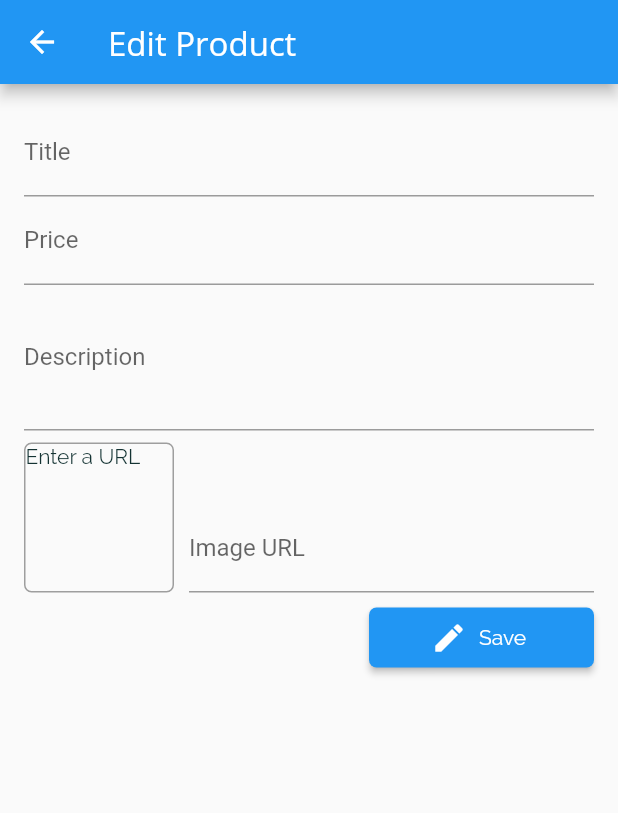
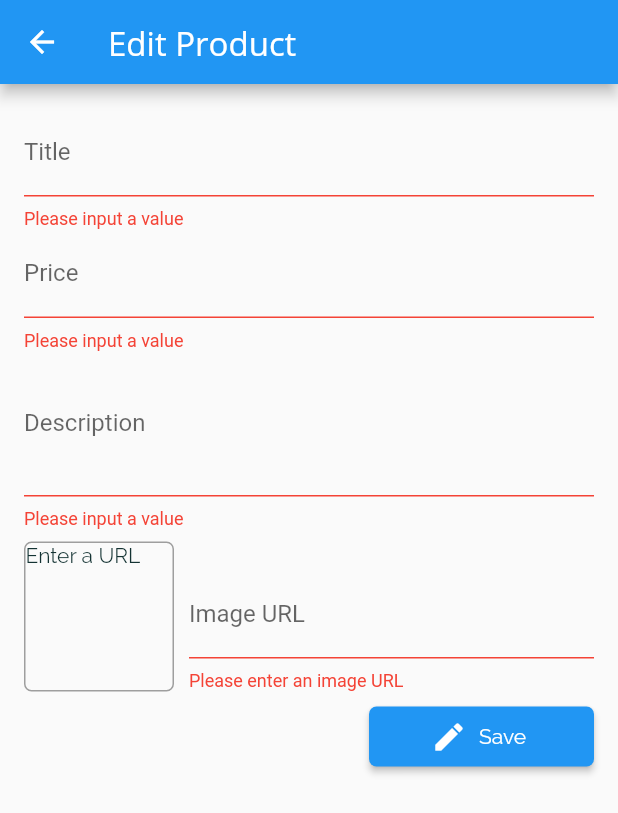
Before and after one commit to ariel041596/flutter_shop_app, a Flutter app: the EditProductScreen screen opened by its route, after a tap on "Save", on a phone screen of 412 x 824 dp. Shown: the top 813 px of the screen. Run offline on Flutter 3.47's test engine with Material 2 defaults, Android fonts, the phone set to English and light mode, and no system bars; network calls fail.

Commit message:
Added CRUD

```diff
--- a/lib/screens/edit_product_screen.dart
+++ b/lib/screens/edit_product_screen.dart
@@ -1,5 +1,7 @@
 import 'package:flutter/material.dart';
+import 'package:provider/provider.dart';
 import '../providers/product.dart';
+import '../providers/products_provider.dart';
 
 class EditProductScreen extends StatefulWidget {
   static const routeName = '/edit-product-screen';
@@ -21,6 +23,14 @@ class _EditProductScreenState extends State<EditProductScreen> {
     description: '',
     imageURL: '',
   );
+  var _initValues = {
+    'title': '',
+    'price': '',
+    'description': '',
+    'imageURL': '',
+  };
+
+  var _isInit = true;
 
   @override
   void initState() {
@@ -28,18 +38,62 @@ class _EditProductScreenState extends State<EditProductScreen> {
     super.initState();
   }
 
+  @override
+  void didChangeDependencies() {
+    if (_isInit) {
+      final productID = ModalRoute.of(context).settings.arguments as String;
+
+      if (productID != null) {
+        _editedProduct = Provider.of<ProductsProvider>(
+          context,
+          listen: false,
+        ).findByID(productID);
+
+        _initValues = {
+          'title': _editedProduct.title,
+          'price': _editedProduct.price.toString(),
+          'description': _editedProduct.description,
+          'imageURL': '',
+        };
+        _imageURLController.text = _editedProduct.imageURL;
+      }
+    }
+    _isInit = false;
+    super.didChangeDependencies();
+  }
+
   void _updateImageURL() {
     if (!_imageURLFocusNode.hasFocus) {
+      if ((!_imageURLController.text.startsWith('http') &&
+              !_imageURLController.text.startsWith('https')) ||
+          (!_imageURLController.text.endsWith('.png') &&
+              !_imageURLController.text.endsWith('.jpg') &&
+              !_imageURLController.text.endsWith('.jpeg'))) {
+        return;
+      }
       setState(() {});
     }
   }
 
   void _saveForm() {
+    final isValid = _form.currentState.validate();
+    if (!isValid) {
+      return;
+    }
     _form.currentState.save();
-    print(_editedProduct.title);
-    print(_editedProduct.price);
-    print(_editedProduct.description);
-    print(_editedProduct.imageURL);
+    if (_editedProduct.id != null) {
+      Provider.of<ProductsProvider>(
+        context,
+        listen: false,
+      ).editProduct(_editedProduct.id, _editedProduct);
+    } else {
+      Provider.of<ProductsProvider>(
+        context,
+        listen: false,
+      ).addProduct(_editedProduct);
+    }
+
+    Navigator.of(context).pop(); //back to previous screen
   }
 
   @override
@@ -66,6 +120,7 @@ class _EditProductScreenState extends State<EditProductScreen> {
             child: Column(
               children: <Widget>[
                 TextFormField(
+                  initialValue: _initValues['title'],
                   decoration: InputDecoration(
                     labelText: 'Title',
                   ),
@@ -74,15 +129,23 @@ class _EditProductScreenState extends State<EditProductScreen> {
                       FocusScope.of(context).requestFocus(_priceFocusNode),
                   onSaved: (newValue) {
                     _editedProduct = Product(
-                      id: null,
+                      id: _editedProduct.id,
                       title: newValue,
                       price: _editedProduct.price,
                       description: _editedProduct.description,
                       imageURL: _editedProduct.imageURL,
+                      isFavorite: _editedProduct.isFavorite,
                     );
+                  },
+                  validator: (value) {
+                    if (value.isEmpty) {
+                      return 'Please input a value';
+                    }
+                    return null;
                   },
                 ),
                 TextFormField(
+                  initialValue: _initValues['price'],
                   decoration: InputDecoration(
                     labelText: 'Price',
                   ),
@@ -93,15 +156,29 @@ class _EditProductScreenState extends State<EditProductScreen> {
                       .requestFocus(_descriptionFocusNode),
                   onSaved: (newValue) {
                     _editedProduct = Product(
-                      id: null,
+                      id: _editedProduct.id,
                       title: _editedProduct.title,
                       price: double.parse(newValue),
                       description: _editedProduct.description,
                       imageURL: _editedProduct.imageURL,
+                      isFavorite: _editedProduct.isFavorite,
                     );
+                  },
+                  validator: (value) {
+                    if (value.isEmpty) {
+                      return 'Please input a value';
+                    }
+                    if (double.tryParse(value) == null) {
+                      return 'Please enter a valid number';
+                    }
+                    if (double.parse(value) <= 0) {
+                      return 'Please enter a number greater than 0';
+                    }
+                    return null;
                   },
                 ),
                 TextFormField(
+                  initialValue: _initValues['description'],
                   decoration: InputDecoration(
                     labelText: 'Description',
                   ),
@@ -110,12 +187,22 @@ class _EditProductScreenState extends State<EditProductScreen> {
                   focusNode: _descriptionFocusNode,
                   onSaved: (newValue) {
                     _editedProduct = Product(
-                      id: null,
+                      id: _editedProduct.id,
                       title: _editedProduct.title,
                       price: _editedProduct.price,
                       description: newValue,
                       imageURL: _editedProduct.imageURL,
+                      isFavorite: _editedProduct.isFavorite,
                     );
+                  },
+                  validator: (value) {
+                    if (value.isEmpty) {
+                      return 'Please input a value';
+                    }
+                    if (value.length < 10) {
+                      return 'Should be atleast ten characters';
+                    }
+                    return null;
                   },
                 ),
                 Row(
@@ -163,12 +250,28 @@ class _EditProductScreenState extends State<EditProductScreen> {
                         },
                         onSaved: (newValue) {
                           _editedProduct = Product(
-                            id: null,
+                            id: _editedProduct.id,
                             title: _editedProduct.title,
                             price: _editedProduct.price,
                             description: _editedProduct.description,
                             imageURL: newValue,
+                            isFavorite: _editedProduct.isFavorite,
                           );
+                        },
+                        validator: (value) {
+                          if (value.isEmpty) {
+                            return 'Please enter an image URL';
+                          }
+                          if (!value.startsWith('http') &&
+                              !value.startsWith('https')) {
+                            return 'Please enter a valid image URL';
+                          }
+                          if (!value.endsWith('.png') &&
+                              !value.endsWith('.jpg') &&
+                              !value.endsWith('.jpeg')) {
+                            return 'Please enter a valid image';
+                          }
+                          return null;
                         },
                       ),
                     ),
--- a/lib/screens/user_product_screen.dart
+++ b/lib/screens/user_product_screen.dart
@@ -4,6 +4,7 @@ import 'package:provider/provider.dart';
 import '../providers/products_provider.dart';
 import '../widgets/user_product_item.dart';
 import '../widgets/app_drawer.dart';
+import '../screens/edit_product_screen.dart';
 
 class UserProductScreen extends StatelessWidget {
   static const routeName = '/user-product-screen';
@@ -17,7 +18,9 @@ class UserProductScreen extends StatelessWidget {
         actions: <Widget>[
           IconButton(
             icon: Icon(Icons.add),
-            onPressed: () {},
+            onPressed: () {
+              Navigator.of(context).pushNamed(EditProductScreen.routeName);
+            },
           ),
         ],
       ),
@@ -29,6 +32,7 @@ class UserProductScreen extends StatelessWidget {
           itemBuilder: (context, index) => Column(
             children: <Widget>[
               UserProductItem(
+                productsData.itemsProvider[index].id,
                 productsData.itemsProvider[index].title,
                 productsData.itemsProvider[index].imageURL,
               ),
```
Also changed, not shown: lib/providers/products_provider.dart (+25 -2 lines), lib/widgets/user_product_item.dart (+18 -4 lines).
